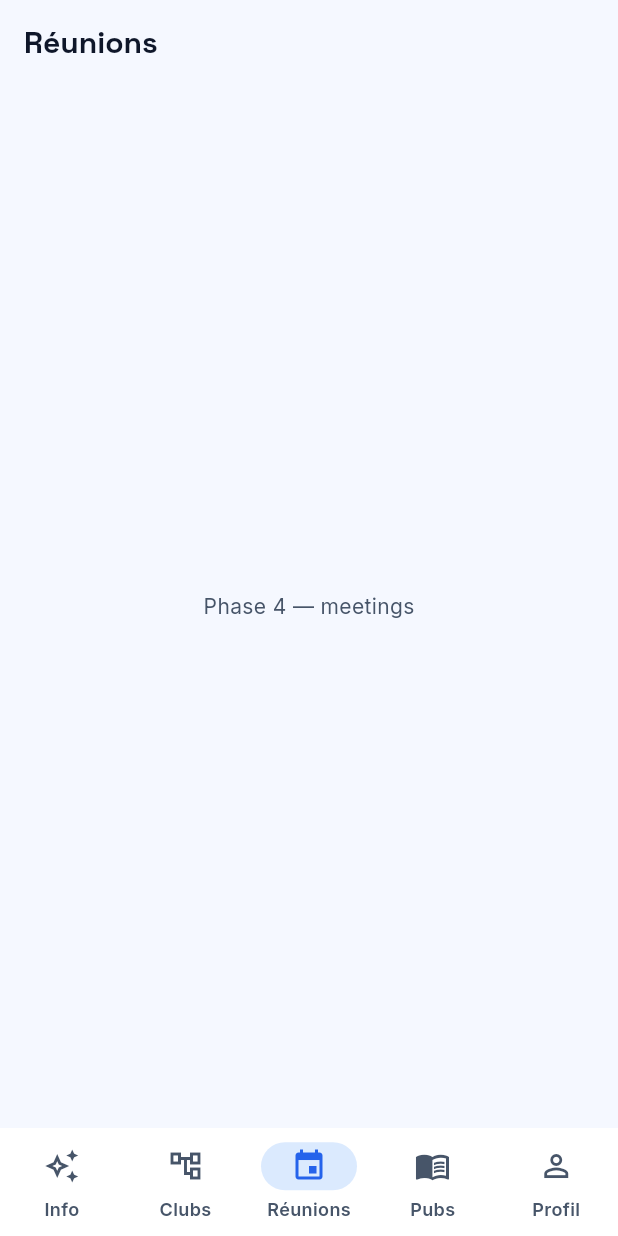
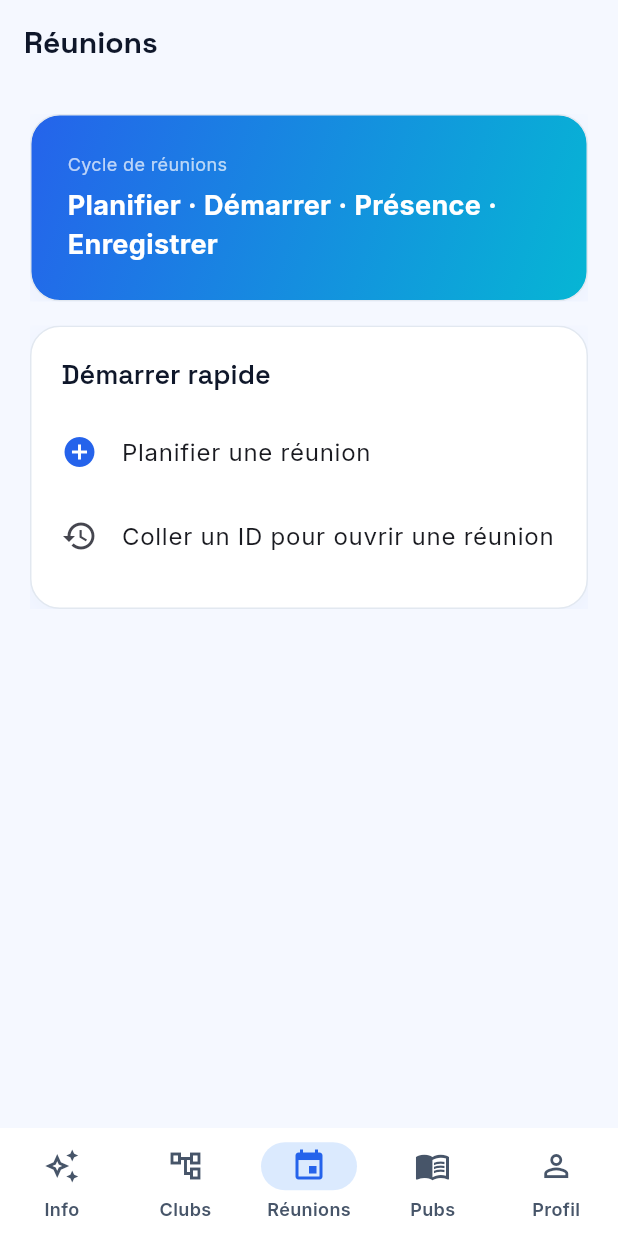
Before and after one commit to TF-Jordan/CairTech, a Flutter app: the MeetingsScreen screen opened by its route, on a phone screen of 412 x 824 dp. Run offline on Flutter 3.47's test engine with Material 3 defaults, Android fonts, the phone set to English and light mode, and no system bars; our stand-ins replace dio, flutter_riverpod, flutter_secure_storage, go_router, google_fonts, jwt_decoder and 1 more; accounts and stored records are empty; network calls fail.

Commit message:
Phase 4: meetings (plan, start/end, record presence + summary)

```diff
--- /dev/null
+++ b/bbcms/frontend/lib/features/meetings/domain/meeting_models.dart
@@ -0,0 +1,186 @@
+enum MeetingType { bibleStudy, outreach, training, worship }
+
+extension MeetingTypeX on MeetingType {
+  String get apiValue => switch (this) {
+        MeetingType.bibleStudy => 'BIBLE_STUDY',
+        MeetingType.outreach => 'OUTREACH',
+        MeetingType.training => 'TRAINING',
+        MeetingType.worship => 'WORSHIP',
+      };
+
+  String get label => switch (this) {
+        MeetingType.bibleStudy => 'Étude biblique',
+        MeetingType.outreach => 'Évangélisation',
+        MeetingType.training => 'Formation',
+        MeetingType.worship => 'Adoration',
+      };
+
+  static MeetingType fromApi(String v) => MeetingType.values.firstWhere(
+        (e) => e.apiValue == v,
+        orElse: () => MeetingType.bibleStudy,
+      );
+}
+
+enum MeetingStatus { planned, started, ended, completed, cancelled }
+
+extension MeetingStatusX on MeetingStatus {
+  String get apiValue => switch (this) {
+        MeetingStatus.planned => 'PLANNED',
+        MeetingStatus.started => 'STARTED',
+        MeetingStatus.ended => 'ENDED',
+        MeetingStatus.completed => 'COMPLETED',
+        MeetingStatus.cancelled => 'CANCELLED',
+      };
+
+  String get label => switch (this) {
+        MeetingStatus.planned => 'Planifiée',
+        MeetingStatus.started => 'En cours',
+        MeetingStatus.ended => 'Terminée',
+        MeetingStatus.completed => 'Validée',
+        MeetingStatus.cancelled => 'Annulée',
+      };
+
+  static MeetingStatus fromApi(String v) => MeetingStatus.values.firstWhere(
+        (e) => e.apiValue == v,
+        orElse: () => MeetingStatus.planned,
+      );
+}
+
+enum PresenceRole { presenter, participant, visitor }
+
+extension PresenceRoleX on PresenceRole {
+  String get apiValue => switch (this) {
+        PresenceRole.presenter => 'PRESENTER',
+        PresenceRole.participant => 'PARTICIPANT',
+        PresenceRole.visitor => 'VISITOR',
+      };
+}
+
+class Meeting {
+  const Meeting({
+    required this.id,
+    required this.title,
+    required this.type,
+    required this.status,
+    this.bibleClubId,
+    this.levelId,
+    this.plannedDate,
+    this.plannedStartTime,
+    this.dateOccurred,
+    this.durationMinutes,
+    this.nbBelievers,
+    this.maxPictures,
+    this.summary,
+    this.teacherMemberId,
+  });
+
+  factory Meeting.fromJson(Map<String, dynamic> json) => Meeting(
+        id: json['id'] as String,
+        title: json['title'] as String,
+        type: MeetingTypeX.fromApi(json['type'] as String),
+        status: MeetingStatusX.fromApi(json['status'] as String),
+        bibleClubId: json['bibleClubId'] as String?,
+        levelId: json['levelId'] as String?,
+        plannedDate: json['plannedDate'] != null
+            ? DateTime.parse(json['plannedDate'] as String)
+            : null,
+        plannedStartTime: json['plannedStartTime'] as String?,
+        dateOccurred: json['dateOccurred'] != null
+            ? DateTime.parse(json['dateOccurred'] as String)
+            : null,
+        durationMinutes: (json['durationMinutes'] as num?)?.toInt(),
+        nbBelievers: (json['nbBelievers'] as num?)?.toInt(),
+        maxPictures: (json['maxPictures'] as num?)?.toInt(),
+        summary: json['summary'] as String?,
+        teacherMemberId: json['teacherMemberId'] as String?,
+      );
+
+  final String id;
+  final String title;
+  final MeetingType type;
+  final MeetingStatus status;
+  final String? bibleClubId;
+  final String? levelId;
+  final DateTime? plannedDate;
+  final String? plannedStartTime;
+  final DateTime? dateOccurred;
+  final int? durationMinutes;
+  final int? nbBelievers;
+  final int? maxPictures;
+  final String? summary;
+  final String? teacherMemberId;
+}
+
+class PlanMeetingRequest {
+  const PlanMeetingRequest({
+    required this.title,
+    required this.type,
+    required this.plannedDate,
+    required this.plannedStartTime,
+    this.plannedEndTime,
+    this.bibleClubId,
+    this.levelId,
+    this.teacherMemberId,
+    this.maxPictures,
+  });
+
+  final String title;
+  final MeetingType type;
+  final DateTime plannedDate;
+  final String plannedStartTime; // HH:mm
+  final String? plannedEndTime;
+  final String? bibleClubId;
+  final String? levelId;
+  final String? teacherMemberId;
+  final int? maxPictures;
+
+  Map<String, dynamic> toJson() => {
+        'title': title,
+        'type': type.apiValue,
+        'plannedDate': plannedDate.toIso8601String().substring(0, 10),
+        'plannedStartTime': plannedStartTime,
+        if (plannedEndTime != null) 'plannedEndTime': plannedEndTime,
+        if (bibleClubId != null) 'bibleClubId': bibleClubId,
+        if (levelId != null) 'levelId': levelId,
+        if (teacherMemberId != null) 'teacherMemberId': teacherMemberId,
+        if (maxPictures != null) 'maxPictures': maxPictures,
+      };
+}
+
+class RecordMeetingRequest {
+  const RecordMeetingRequest({
+    required this.nbBelievers,
+    this.dateOccurred,
+    this.startTime,
+    this.endTime,
+    this.summary,
+    this.presents = const [],
+    this.pictures = const [],
+  });
+
+  final int nbBelievers;
+  final DateTime? dateOccurred;
+  final String? startTime;
+  final String? endTime;
+  final String? summary;
+  final List<({String memberId, PresenceRole role})> presents;
+  final List<({String fileId, String? caption})> pictures;
+
+  Map<String, dynamic> toJson() => {
+        'nbBelievers': nbBelievers,
+        if (dateOccurred != null)
+          'dateOccurred': dateOccurred!.toIso8601String().substring(0, 10),
+        if (startTime != null) 'startTime': startTime,
+        if (endTime != null) 'endTime': endTime,
+        if (summary != null) 'summary': summary,
+        'presents': presents
+            .map((p) => {'memberId': p.memberId, 'role': p.role.apiValue})
+            .toList(),
+        'pictures': pictures
+            .map((p) => {
+                  'fileId': p.fileId,
+                  if (p.caption != null) 'caption': p.caption,
+                })
+            .toList(),
+      };
+}
--- a/bbcms/frontend/lib/features/meetings/presentation/meetings_screen.dart
+++ b/bbcms/frontend/lib/features/meetings/presentation/meetings_screen.dart
@@ -1,13 +1,106 @@
 import 'package:flutter/material.dart';
+import 'package:flutter_riverpod/flutter_riverpod.dart';
+import 'package:go_router/go_router.dart';
 
-class MeetingsScreen extends StatelessWidget {
+import '../../../core/rbac/permissions.dart';
+import '../../../core/theme/app_colors.dart';
+import '../../../core/widgets/glass_card.dart';
+import '../../../core/widgets/perm_gate.dart';
+
+class MeetingsScreen extends ConsumerWidget {
   const MeetingsScreen({super.key});
 
   @override
-  Widget build(BuildContext context) {
+  Widget build(BuildContext context, WidgetRef ref) {
     return Scaffold(
       appBar: AppBar(title: const Text('Réunions')),
-      body: const Center(child: Text('Phase 4 — meetings')),
+      floatingActionButton: PermGate(
+        perm: Perm.meetingPlan,
+        child: FloatingActionButton.extended(
+          backgroundColor: AppColors.primary,
+          foregroundColor: Colors.white,
+          onPressed: () => context.push('/meetings/new'),
+          icon: const Icon(Icons.add),
+          label: const Text('Planifier'),
+        ),
+      ),
+      body: ListView(
+        padding: const EdgeInsets.all(20),
+        children: [
+          GlassCard(
+            gradient: AppColors.primaryGradient,
+            padding: const EdgeInsets.all(24),
+            child: Column(
+              crossAxisAlignment: CrossAxisAlignment.start,
+              children: const [
+                Text(
+                  'Cycle de réunions',
+                  style: TextStyle(color: Colors.white70, fontSize: 12),
+                ),
+                SizedBox(height: 6),
+                Text(
+                  'Planifier · Démarrer · Présence · Enregistrer',
+                  style: TextStyle(
+                    color: Colors.white,
+                    fontSize: 18,
+                    fontWeight: FontWeight.w700,
+                  ),
+                ),
+              ],
+            ),
+          ),
+          const SizedBox(height: 16),
+          GlassCard(
+            child: Column(
+              crossAxisAlignment: CrossAxisAlignment.start,
+              children: [
+                Text('Démarrer rapide',
+                    style: Theme.of(context).textTheme.titleLarge),
+                const SizedBox(height: 12),
+                ListTile(
+                  contentPadding: EdgeInsets.zero,
+                  leading: const Icon(Icons.add_circle, color: AppColors.primary),
+                  title: const Text('Planifier une réunion'),
+                  onTap: () => context.push('/meetings/new'),
+                ),
+                ListTile(
+                  contentPadding: EdgeInsets.zero,
+                  leading: const Icon(Icons.history),
+                  title: const Text('Coller un ID pour ouvrir une réunion'),
+                  onTap: () => _open(context),
+                ),
+              ],
+            ),
+          ),
+        ],
+      ),
     );
   }
+
+  Future<void> _open(BuildContext context) async {
+    final c = TextEditingController();
+    final id = await showDialog<String>(
+      context: context,
+      builder: (_) => AlertDialog(
+        title: const Text('Ouvrir une réunion'),
+        content: TextField(
+          controller: c,
+          decoration: const InputDecoration(labelText: 'Meeting ID (UUID)'),
+        ),
+        actions: [
+          TextButton(
+            onPressed: () => Navigator.pop(context),
+            child: const Text('Annuler'),
+          ),
+          ElevatedButton(
+            onPressed: () => Navigator.pop(context, c.text.trim()),
+            child: const Text('Ouvrir'),
+          ),
+        ],
+      ),
+    );
+    if (id != null && id.isNotEmpty && context.mounted) {
+      context.push('/meetings/$id');
+    }
+  }
 }
```
Also changed, not shown: bbcms/frontend/lib/app/router.dart (+13 -0 lines), bbcms/frontend/lib/features/meetings/data/meeting_repository.dart (added, +72 -0 lines), bbcms/frontend/lib/features/meetings/presentation/meeting_live_screen.dart (added, +215 -0 lines), bbcms/frontend/lib/features/meetings/presentation/meeting_plan_screen.dart (added, +156 -0 lines).
